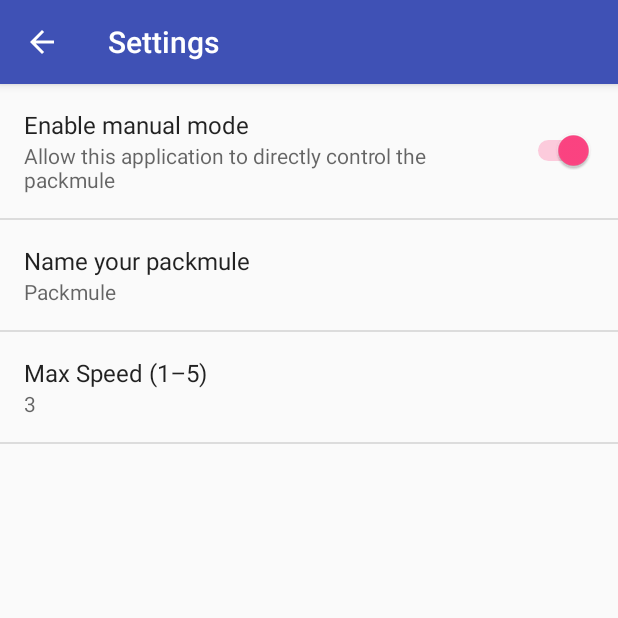
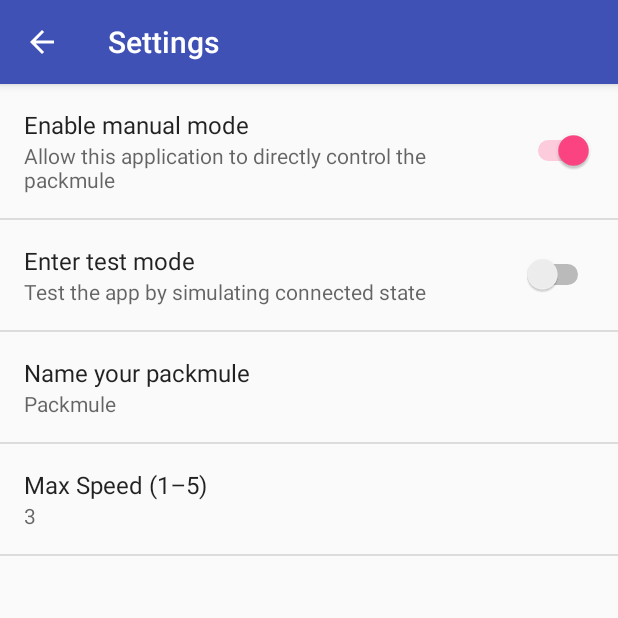
Before and after one commit to jaredford/Packmule, an Android app: the screen it shows after launch (SettingsActivity), after a tap on "Settings", on a phone screen of 412 x 824 dp, the top half of it. Run offline under Robolectric (Android 15) with nearby library versions, the phone set to English and light mode, and no system bars; 3 other taps on this screen came first.

Commit message:
Added test mode and restricted turning speed

```diff
--- a/app/src/main/java/com/jared/packmule/SettingsActivity.java
+++ b/app/src/main/java/com/jared/packmule/SettingsActivity.java
@@ -118,7 +118,6 @@ public class SettingsActivity extends AppCompatPreferenceActivity {
         }
         return super.onMenuItemSelected(featureId, item);
     }
-
     /**
      * {@inheritDoc}
      */
--- a/app/src/main/java/com/jared/packmule/Utilities.java
+++ b/app/src/main/java/com/jared/packmule/Utilities.java
@@ -67,7 +67,9 @@ public class Utilities extends AppCompatActivity {
     }
 
     public void disablePackmuleInputs(boolean disable) {
-        if (disable) {
+        SharedPreferences prefs = PreferenceManager.getDefaultSharedPreferences(context);
+        Boolean testMode = prefs.getBoolean("test_mode", false);
+        if (disable && !testMode) {
             js.setBackground(ContextCompat.getDrawable(context, R.drawable.image_button_bg_disabled));
             fab.setVisibility(View.VISIBLE);
             horn.setVisibility(View.INVISIBLE);
@@ -76,7 +78,7 @@ public class Utilities extends AppCompatActivity {
             fab.setVisibility(View.INVISIBLE);
             horn.setVisibility(View.VISIBLE);
         }
-        inputsEnabled = !disable;
+        inputsEnabled = !disable || testMode;
         connect.setVisibility(View.INVISIBLE);
     }
 
@@ -116,16 +118,18 @@ public class Utilities extends AppCompatActivity {
         double speed, direction;
         speed = distance > maxDistance ? maxDistance : distance;
         angle = angle < 180 ? (180 - angle) : (angle - 180);
+        angle -= 90;
         // scale back both speed and direction so the fall between -127 and 127
         speed = Math.ceil(speed * 127 * maxSpeed / (maxDistance * 5));
-        direction = Math.ceil((angle) * 254 / 180);
+        direction = Math.ceil((angle) * 127 * maxSpeed / (90 * 5));
         // if y is greater than 0, we know we are going reverse direction
         // since bitmaps use a reverse coordinate system
         if (y > 0) {
             speed *= -1;
         }
-        // add 127 to speed, so we don't send any negative numbers!
+        // add 127 to speed and direction, so we don't send any negative numbers!
         speed += 127;
+        direction += 127;
         direction = speed == 127 ? 127 : direction;
         value = String.format(Locale.ENGLISH, "%03d", (int) speed) + String.format(Locale.ENGLISH, "%03d", (int) direction) + "\n";
         return value;
--- a/app/src/main/res/menu/activity_main_drawer.xml
+++ b/app/src/main/res/menu/activity_main_drawer.xml
@@ -1,5 +1,6 @@
 <?xml version="1.0" encoding="utf-8"?>
-<menu xmlns:android="http://schemas.android.com/apk/res/android">
+<menu android:id="@+id/nav_menu"
+    xmlns:android="http://schemas.android.com/apk/res/android">
 
     <item
         android:id="@+id/nav_home"
--- a/app/src/main/res/values/strings.xml
+++ b/app/src/main/res/values/strings.xml
@@ -27,6 +27,9 @@
     <string name="pref_title_manual_mode">Enable manual mode</string>
     <string name="pref_description_manual_mode">Allow this application to directly control the packmule
     </string>
+    <string name="pref_title_test_mode">Enter test mode</string>
+    <string name="pref_description_test_mode">Test the app by simulating connected state
+    </string>
     <string name="pref_title_speed">Max Speed (1–5)</string>
     <string name="pref_default_speed">3</string>
 
--- a/app/src/main/res/xml/pref_general.xml
+++ b/app/src/main/res/xml/pref_general.xml
@@ -5,6 +5,12 @@
         android:key="manual_mode"
         android:summary="@string/pref_description_manual_mode"
         android:title="@string/pref_title_manual_mode" />
+
+    <SwitchPreference
+        android:defaultValue="false"
+        android:key="test_mode"
+        android:summary="@string/pref_description_test_mode"
+        android:title="@string/pref_title_test_mode" />
 
     <!-- NOTE: EditTextPreference accepts EditText attributes. -->
     <!-- NOTE: EditTextPreference's summary should be set to its value by the activity code. -->
@@ -18,13 +24,13 @@
         android:singleLine="true"
         android:title="@string/pref_title_display_name" />
     <EditTextPreference
+        android:id="@+id/speed"
         android:defaultValue="@string/pref_default_speed"
+        android:digits="1,2,3,4,5"
         android:inputType="number"
         android:key="speed_scale"
+        android:maxLength="1"
         android:maxLines="1"
-        android:id="@+id/speed"
-        android:digits="1,2,3,4,5"
-        android:maxLength="1"
         android:selectAllOnFocus="true"
         android:singleLine="true"
         android:title="@string/pref_title_speed" />
```
Also changed, not shown: 1 other file.
